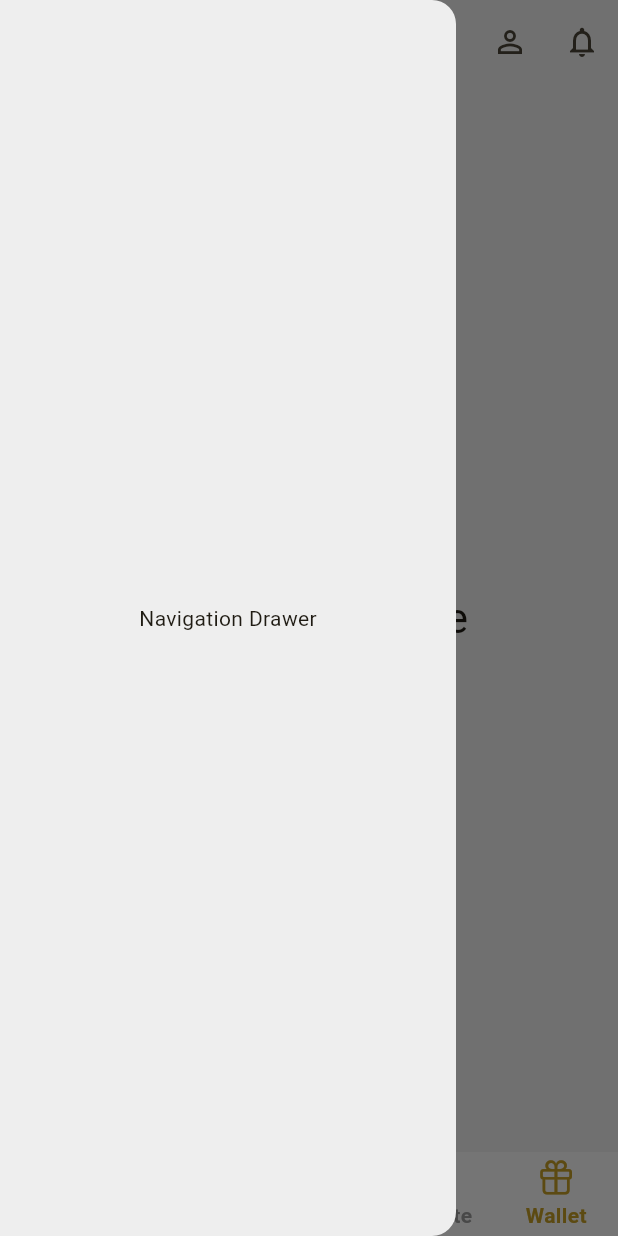
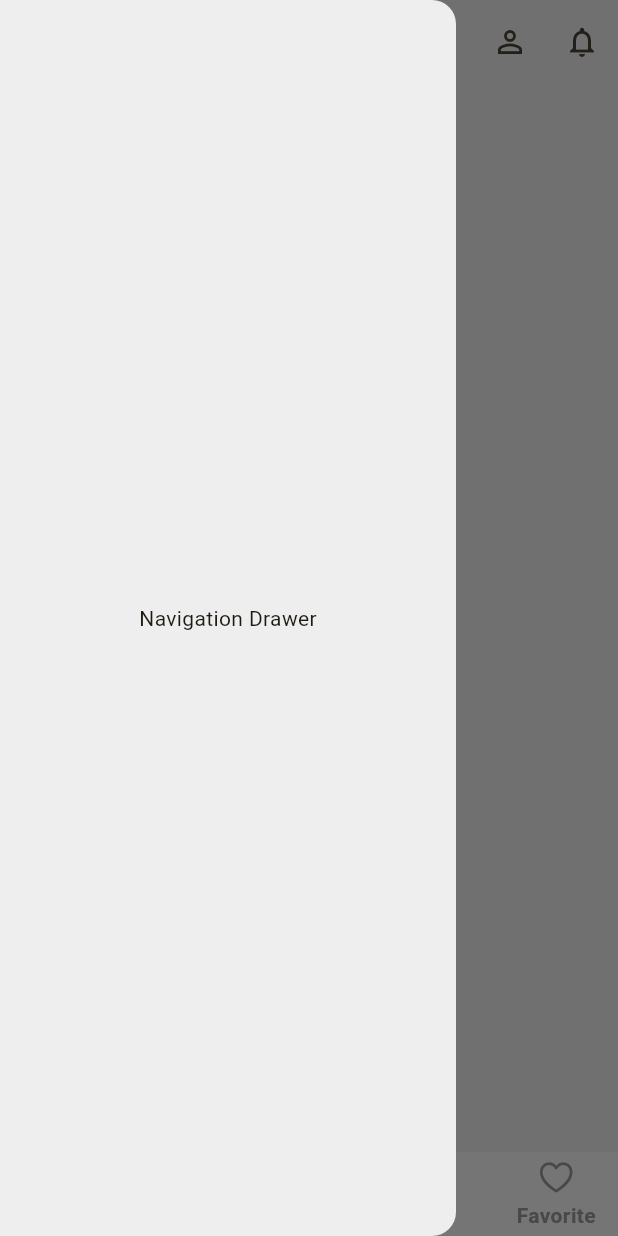
Before and after one commit to AhmadYaseen92/tpss-ecommerce-gold-wallet, a Flutter app: the screen it shows after launch, item 5 of the bottom bar chosen, with the side drawer open, on a phone screen of 412 x 824 dp. Run offline on Flutter 3.47's test engine with Material 3 defaults, Android fonts, the phone set to English and light mode, and no system bars; drawn by our look-alikes of persistent_bottom_nav_bar_v2; our stand-ins replace bloc, cached_network_image, flutter_bloc, flutter_carousel_widget; missing offline and left inert: model_viewer_plus; network calls fail.

Commit message:
update custome bottom bar

```diff
--- a/lib/views/pages/custom_bottom_navbar.dart
+++ b/lib/views/pages/custom_bottom_navbar.dart
@@ -82,6 +82,16 @@ class _CustomeBottomNavbarState extends State<CustomeBottomNavbar> {
             ),
           ),
           PersistentTabConfig(
+            screen: GoldWalletPage(),
+            item: ItemConfig(
+              icon: Icon(CupertinoIcons.gift),
+              title: "Wallet",
+              textStyle: TextStyle(fontWeight: FontWeight.w600),
+              activeForegroundColor: AppColors.gold,
+              inactiveForegroundColor: AppColors.grey,
+            ),
+          ),
+          PersistentTabConfig(
             screen: CartPage(),
             item: ItemConfig(
               icon: Icon(CupertinoIcons.shopping_cart),
@@ -101,20 +111,10 @@ class _CustomeBottomNavbarState extends State<CustomeBottomNavbar> {
               inactiveForegroundColor: AppColors.grey,
             ),
           ),
-          PersistentTabConfig(
-            screen: GoldWalletPage(),
-            item: ItemConfig(
-              icon: Icon(CupertinoIcons.gift),
-              title: "Wallet",
-              textStyle: TextStyle(fontWeight: FontWeight.w600),
-              activeForegroundColor: AppColors.primaryColor,
-              inactiveForegroundColor: AppColors.grey,
-            ),
-          ),
         ],
         stateManagement: true,
         navBarBuilder: (navBarConfig) =>
-            Style6BottomNavBar(navBarConfig: navBarConfig),
+            Style13BottomNavBar(navBarConfig: navBarConfig),
       ),
     );
   }
```
